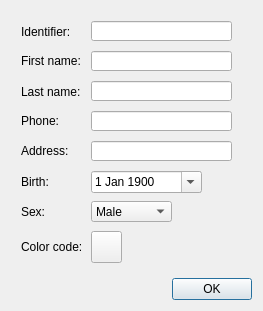
dimitrije-stamenkovic/QDento, file src/View/Widgets/PatientFormDialog.ui: the form before one commit.
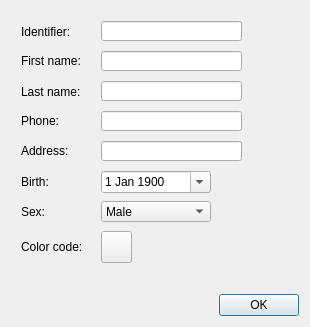
The form after the commit. Custom widgets are drawn as their Qt base class.

```diff
--- a/src/View/Widgets/PatientFormDialog.ui
+++ b/src/View/Widgets/PatientFormDialog.ui
@@ -6,8 +6,8 @@
    <rect>
     <x>0</x>
     <y>0</y>
-    <width>259</width>
-    <height>311</height>
+    <width>310</width>
+    <height>327</height>
    </rect>
   </property>
   <property name="windowTitle">
@@ -34,7 +34,7 @@
      <widget class="LineEdit" name="addressEdit">
       <property name="geometry">
        <rect>
-        <x>80</x>
+        <x>90</x>
         <y>130</y>
         <width>141</width>
         <height>20</height>
@@ -56,9 +56,9 @@
      <widget class="ComboBox" name="sexCombo">
       <property name="geometry">
        <rect>
-        <x>80</x>
+        <x>90</x>
         <y>190</y>
-        <width>81</width>
+        <width>110</width>
         <height>21</height>
        </rect>
       </property>
@@ -79,9 +79,9 @@
      <widget class="DateEdit" name="birthEdit">
       <property name="geometry">
        <rect>
-        <x>80</x>
+        <x>90</x>
         <y>160</y>
-        <width>111</width>
+        <width>110</width>
         <height>22</height>
        </rect>
       </property>
@@ -93,7 +93,7 @@
       </property>
       <property name="maximumDateTime">
        <datetime>
-        <hour>9</hour>
+        <hour>7</hour>
         <minute>59</minute>
         <second>59</second>
         <year>9999</year>
@@ -148,7 +148,7 @@
      <widget class="NameEdit" name="lNameEdit">
       <property name="geometry">
        <rect>
-        <x>80</x>
+        <x>90</x>
         <y>70</y>
         <width>141</width>
         <height>20</height>
@@ -180,7 +180,7 @@
      <widget class="LineEdit" name="phoneEdit">
       <property name="geometry">
        <rect>
-        <x>80</x>
+        <x>90</x>
         <y>100</y>
         <width>141</width>
         <height>20</height>
@@ -198,7 +198,7 @@
        <rect>
         <x>10</x>
         <y>39</y>
-        <width>61</width>
+        <width>71</width>
         <height>21</height>
        </rect>
       </property>
@@ -209,7 +209,7 @@
      <widget class="NameEdit" name="fNameEdit">
       <property name="geometry">
        <rect>
-        <x>80</x>
+        <x>90</x>
         <y>40</y>
         <width>141</width>
         <height>20</height>
@@ -230,7 +230,7 @@
        <rect>
         <x>10</x>
         <y>70</y>
-        <width>61</width>
+        <width>71</width>
         <height>21</height>
        </rect>
       </property>
@@ -254,7 +254,7 @@
      <widget class="ColorPicker" name="colorPicker">
       <property name="geometry">
        <rect>
-        <x>80</x>
+        <x>90</x>
         <y>220</y>
         <width>31</width>
         <height>32</height>
@@ -275,7 +275,7 @@
        <rect>
         <x>10</x>
         <y>220</y>
-        <width>61</width>
+        <width>71</width>
         <height>31</height>
        </rect>
       </property>
@@ -286,7 +286,7 @@
      <widget class="NameEdit" name="idLineEdit">
       <property name="geometry">
        <rect>
-        <x>80</x>
+        <x>90</x>
         <y>10</y>
         <width>141</width>
         <height>20</height>
```
Left out of the diff: 4 changed lines with no effect on the pictures.
